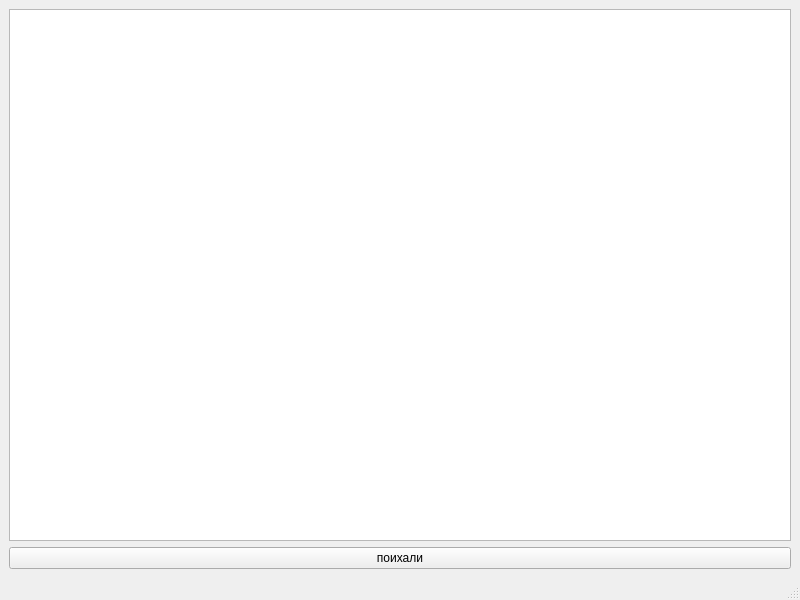
Before: the Qt Designer form mainwindow.ui in Polliakoff/Collabreequeue-2-rep, drawn with Qt 5.
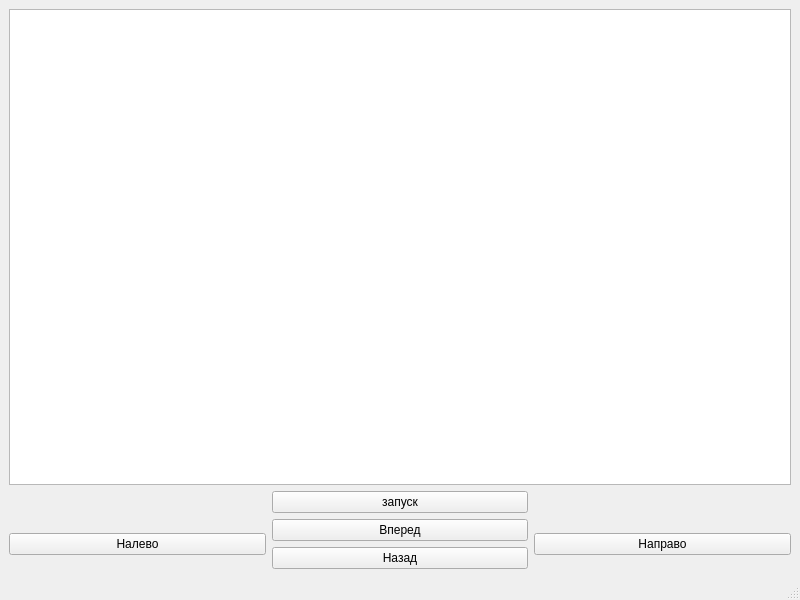
After: the same form once the commit is applied.

Diff of the .ui file:
```diff
--- a/mainwindow.ui
+++ b/mainwindow.ui
@@ -15,13 +15,41 @@
   </property>
   <widget class="QWidget" name="centralwidget">
    <layout class="QGridLayout" name="gridLayout">
-    <item row="0" column="0">
+    <item row="0" column="0" colspan="3">
      <widget class="QGraphicsView" name="graphicsView"/>
     </item>
-    <item row="1" column="0">
+    <item row="1" column="1">
      <widget class="QPushButton" name="pushButton">
       <property name="text">
-       <string>поихали</string>
+       <string>запуск</string>
+      </property>
+     </widget>
+    </item>
+    <item row="2" column="0" rowspan="2">
+     <widget class="QPushButton" name="pushButton_4">
+      <property name="text">
+       <string>Налево</string>
+      </property>
+     </widget>
+    </item>
+    <item row="2" column="1">
+     <widget class="QPushButton" name="pushButton_2">
+      <property name="text">
+       <string>Вперед</string>
+      </property>
+     </widget>
+    </item>
+    <item row="2" column="2" rowspan="2">
+     <widget class="QPushButton" name="pushButton_5">
+      <property name="text">
+       <string>Направо</string>
+      </property>
+     </widget>
+    </item>
+    <item row="3" column="1">
+     <widget class="QPushButton" name="pushButton_3">
+      <property name="text">
+       <string>Назад</string>
       </property>
      </widget>
     </item>
```
